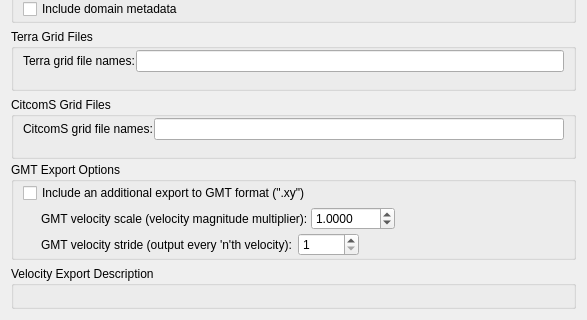
Before: the Qt Designer form src/qt-widgets/ExportVelocityOptionsWidgetUi.ui in GPlates/GPlates, drawn with Qt 5; both pictures show x 0 to 587 and y 342 to 662 of the 587 by 662 pixel window.
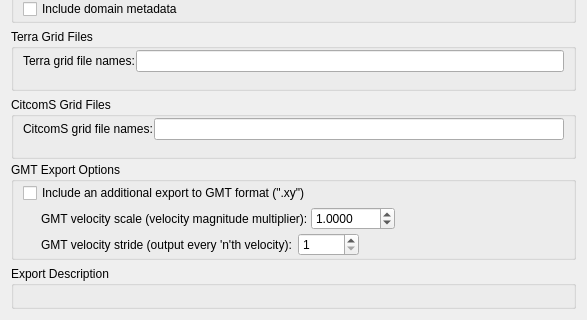
After: the same form once the commit is applied.

Patch:
```diff
--- a/src/qt-widgets/ExportVelocityOptionsWidgetUi.ui
+++ b/src/qt-widgets/ExportVelocityOptionsWidgetUi.ui
@@ -475,7 +475,7 @@
    <item>
     <widget class="QGroupBox" name="velocity_output_description_group_box">
      <property name="title">
-      <string>Velocity Export Description</string>
+      <string>Export Description</string>
      </property>
      <layout class="QVBoxLayout" name="verticalLayout_3">
       <property name="spacing">
```
